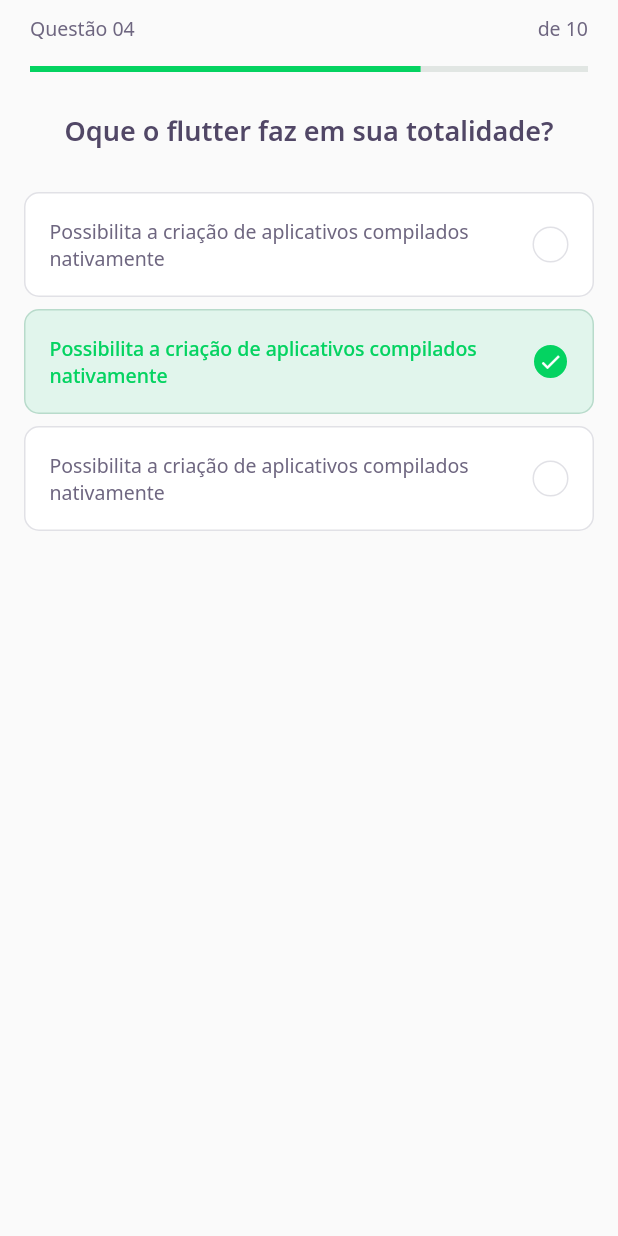
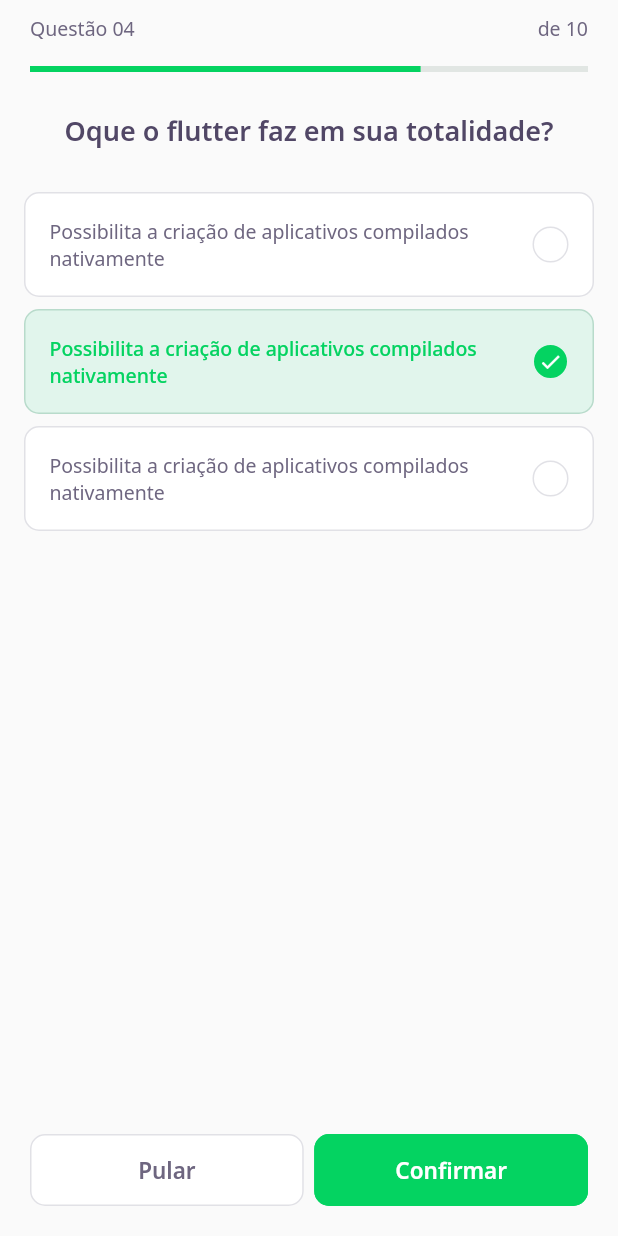
Before and after one commit to Lissone/devquiz, a Flutter app: the ChallengePage screen opened directly, on a phone screen of 412 x 824 dp. Run offline on Flutter 3.47's test engine with Material 2 defaults, Android fonts, the phone set to English and light mode, and no system bars; our stand-ins replace google_fonts; accounts and stored records are empty; network calls fail.

Commit message:
challenge buttons

```diff
--- a/lib/challenge/challenge_page.dart
+++ b/lib/challenge/challenge_page.dart
@@ -1,3 +1,4 @@
+import 'package:DevQuiz/challenge/widgets/next_button/next_button_widget.dart';
 import 'package:DevQuiz/challenge/widgets/question_indicator/question_indicator_widget.dart';
 import 'package:DevQuiz/challenge/widgets/quiz/quiz_widget.dart';
 import 'package:flutter/material.dart';
@@ -16,6 +17,28 @@ class _ChallengePageState extends State<ChallengePage> {
         child: SafeArea(top: true, child: QuestionIndicatorWidget()),
       ),
       body: QuizWidget(title: "Oque o flutter faz em sua totalidade?"),
+      bottomNavigationBar: SafeArea(
+        bottom: true,
+        child: Padding(
+          padding: const EdgeInsets.all(20),
+          child: Row(
+            mainAxisAlignment: MainAxisAlignment.spaceAround,
+            children: [
+              Expanded(
+                  child: NextButtonWidget.white(
+                label: 'Pular',
+                onTap: () {},
+              )),
+              SizedBox(
+                width: 7,
+              ),
+              Expanded(
+                  child:
+                      NextButtonWidget.green(label: 'Confirmar', onTap: () {}))
+            ],
+          ),
+        ),
+      ),
     );
   }
 }
--- /dev/null
+++ b/lib/challenge/widgets/next_button/next_button_widget.dart
@@ -0,0 +1,51 @@
+import 'package:DevQuiz/core/app_colors.dart';
+import 'package:flutter/material.dart';
+import 'package:google_fonts/google_fonts.dart';
+
+class NextButtonWidget extends StatelessWidget {
+  final String label;
+  final Color backgroundColor;
+  final Color borderColor;
+  final Color fontColor;
+  final VoidCallback onTap;
+  NextButtonWidget({
+    required this.label,
+    required this.backgroundColor,
+    required this.borderColor,
+    required this.fontColor,
+    required this.onTap,
+  });
+
+  NextButtonWidget.green({required String label, required VoidCallback onTap})
+      : this.backgroundColor = AppColors.darkGreen,
+        this.borderColor = AppColors.darkGreen,
+        this.fontColor = AppColors.white,
+        this.label = label,
+        this.onTap = onTap;
+
+  NextButtonWidget.white({required String label, required VoidCallback onTap})
+      : this.backgroundColor = AppColors.white,
+        this.borderColor = AppColors.border,
+        this.fontColor = AppColors.grey,
+        this.label = label,
+        this.onTap = onTap;
+
+  @override
+  Widget build(BuildContext context) {
+    return Container(
+        height: 48,
+        child: TextButton(
+            style: ButtonStyle(
+                backgroundColor: MaterialStateProperty.all(backgroundColor),
+                shape: MaterialStateProperty.all(RoundedRectangleBorder(
+                    borderRadius: BorderRadius.circular(10))),
+                side:
+                    MaterialStateProperty.all(BorderSide(color: borderColor))),
+            onPressed: onTap,
+            child: Text(label,
+                style: GoogleFonts.notoSans(
+                    fontWeight: FontWeight.w600,
+                    fontSize: 15,
+                    color: fontColor))));
+  }
+}
```
